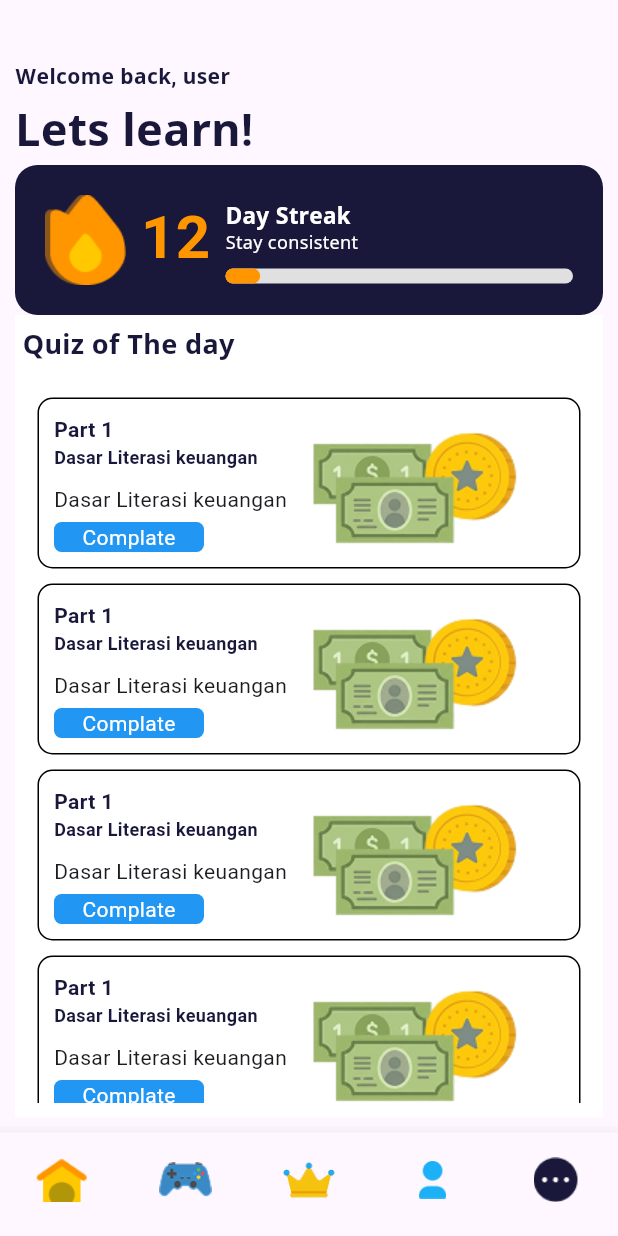
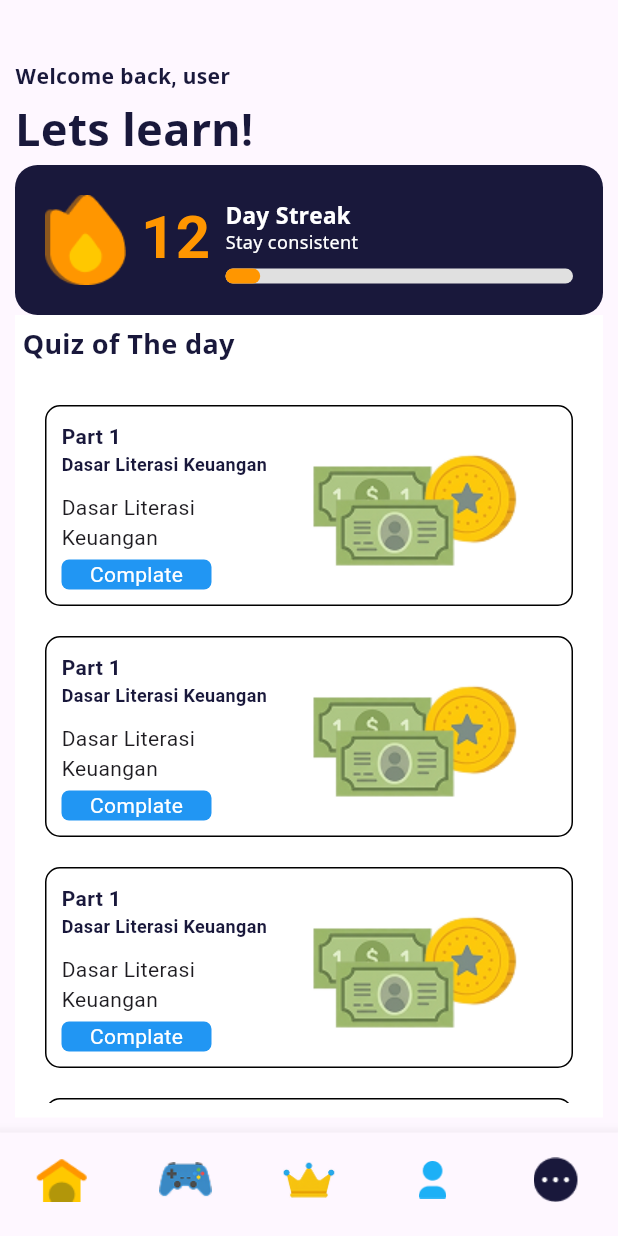
Before and after one commit to Eruumaa/Nexcash_Repo, a Flutter app: the screen it shows after launch, on a phone screen of 412 x 824 dp. Run offline on Flutter 3.47's test engine with Material 3 defaults, Android fonts, the phone set to English and light mode, and no system bars; Roboto replaces fonts that are missing (Noto Sans Symbols).

Commit message:
perbaiki kartu dan home

```diff
--- a/lib/views/screens/home_screens.dart
+++ b/lib/views/screens/home_screens.dart
@@ -64,11 +64,10 @@ class HomeScreens extends StatelessWidget {
                   child:
                   ListView(
                     children: [
-                      KatruQuiz(),
-                      KatruQuiz(),
-                      KatruQuiz(),
-                      KatruQuiz(),
-                      KatruQuiz(),
+                      KatruQuiz(bagian: "Part 1", judul: "Dasar Literasi Keuangan", keterangan: "Complate"),
+                      KatruQuiz(bagian: "Part 1", judul: "Dasar Literasi Keuangan", keterangan: "Complate"),
+                      KatruQuiz(bagian: "Part 1", judul: "Dasar Literasi Keuangan", keterangan: "Complate"),
+                      KatruQuiz(bagian: "Part 1", judul: "Dasar Literasi Keuangan", keterangan: "Complate"),
                     ]
                   )
                 )
--- a/lib/views/widgets/button_home.dart
+++ b/lib/views/widgets/button_home.dart
@@ -1,7 +1,13 @@
 import 'package:flutter/material.dart';
 
 class ButtonHome extends StatelessWidget {
-  const ButtonHome({super.key});
+  final String keterangan;
+  const ButtonHome(
+    {
+      super.key,
+      required this.keterangan
+    }
+  );
   @override
   Widget build(BuildContext context) {
     return Container(
@@ -9,9 +15,11 @@ class ButtonHome extends StatelessWidget {
       height: 20,
       decoration: BoxDecoration(
         color: Colors.blue,
-        borderRadius: BorderRadius.circular(5)
+        borderRadius: BorderRadius.circular(5),
       ),
-      child: Center(child: Text("Complate",style: TextStyle(color: Colors.white),),),
+      child: Center(
+        child: Text(keterangan, style: TextStyle(color: Colors.white)),
+      ),
     );
   }
 }
--- a/lib/views/widgets/kartu_quiz.dart
+++ b/lib/views/widgets/kartu_quiz.dart
@@ -2,11 +2,19 @@ import 'package:flutter/material.dart';
 import '../widgets/button_home.dart';
 
 class KatruQuiz extends StatelessWidget {
-  const KatruQuiz({super.key});
+  final String bagian;
+  final String judul;
+  final String keterangan;
+  const KatruQuiz({
+    super.key,
+    required this.bagian,
+    required this.judul,
+    required this.keterangan
+    });
   @override
   Widget build(BuildContext context) {
     return Padding(
-      padding: EdgeInsets.all(5),
+      padding: EdgeInsets.all(10),
       child: Container(
         width: double.infinity,
         decoration: BoxDecoration(
@@ -23,14 +31,14 @@ class KatruQuiz extends StatelessWidget {
                   crossAxisAlignment: CrossAxisAlignment.start,
                   children: [
                     Text(
-                      "Part 1",
+                      bagian,
                       style: TextStyle(
                         color: const Color.fromARGB(255, 25, 24, 59),
                         fontWeight: FontWeight.bold,
                       ),
                     ),
                     Text(
-                      'Dasar Literasi keuangan',
+                      judul,
                       style: TextStyle(
                         color: const Color.fromARGB(255, 25, 24, 59),
                         fontWeight: FontWeight.bold,
@@ -38,9 +46,9 @@ class KatruQuiz extends StatelessWidget {
                       ),
                     ),
                     SizedBox(height: 10),
-                    Text("Dasar Literasi keuangan"),
+                    Text(judul),
                     SizedBox(height: 5),
-                    ButtonHome(),
+                    ButtonHome(keterangan: keterangan,),
                   ],
                 ),
               ),
```
